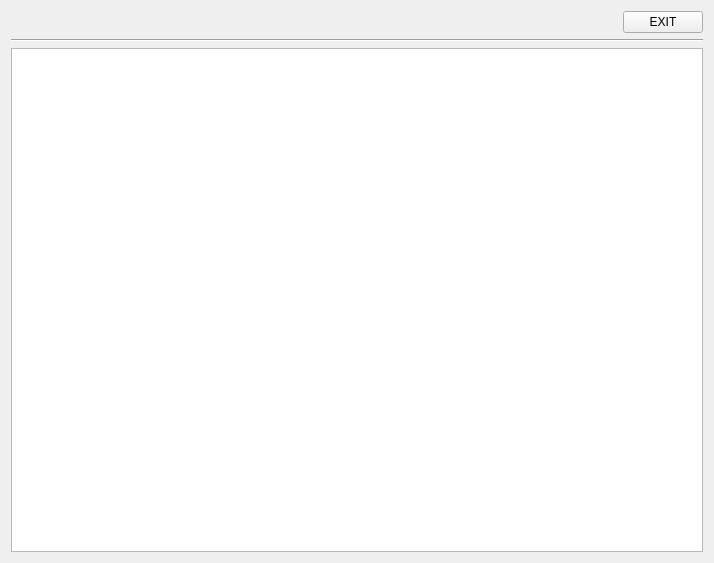
Before: the Qt Designer form passwordswindow.ui in Stypox/qt-password-management, drawn with Qt 5.
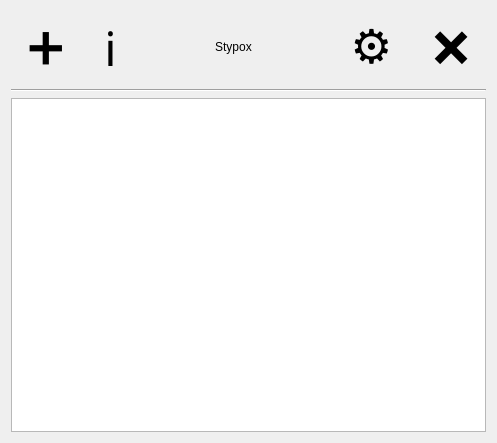
After: the same form once the commit is applied.

```diff
--- a/passwordswindow.ui
+++ b/passwordswindow.ui
@@ -6,34 +6,123 @@
    <rect>
     <x>0</x>
     <y>0</y>
-    <width>714</width>
-    <height>563</height>
+    <width>497</width>
+    <height>443</height>
    </rect>
   </property>
   <property name="windowTitle">
    <string>PasswordsWindow</string>
   </property>
   <widget class="QWidget" name="centralWidget">
-   <layout class="QVBoxLayout" name="verticalLayout">
+   <layout class="QVBoxLayout" name="verticalLayout" stretch="0,0,0">
     <item>
      <layout class="QHBoxLayout" name="horizontalLayout">
       <item>
-       <spacer name="horizontalSpacer">
-        <property name="orientation">
-         <enum>Qt::Horizontal</enum>
+       <widget class="QToolButton" name="addPassword">
+        <property name="sizePolicy">
+         <sizepolicy hsizetype="Minimum" vsizetype="Minimum">
+          <horstretch>0</horstretch>
+          <verstretch>0</verstretch>
+         </sizepolicy>
         </property>
-        <property name="sizeHint" stdset="0">
-         <size>
-          <width>40</width>
-          <height>20</height>
-         </size>
+        <property name="font">
+         <font>
+          <pointsize>35</pointsize>
+         </font>
         </property>
-       </spacer>
+        <property name="text">
+         <string>➕</string>
+        </property>
+        <property name="checkable">
+         <bool>false</bool>
+        </property>
+        <property name="checked">
+         <bool>false</bool>
+        </property>
+        <property name="autoRaise">
+         <bool>true</bool>
+        </property>
+       </widget>
       </item>
       <item>
-       <widget class="QPushButton" name="pushButton">
+       <widget class="QToolButton" name="help">
+        <property name="sizePolicy">
+         <sizepolicy hsizetype="Minimum" vsizetype="Minimum">
+          <horstretch>0</horstretch>
+          <verstretch>0</verstretch>
+         </sizepolicy>
+        </property>
+        <property name="font">
+         <font>
+          <pointsize>35</pointsize>
+         </font>
+        </property>
         <property name="text">
-         <string>EXIT</string>
+         <string>ℹ</string>
+        </property>
+        <property name="autoRaise">
+         <bool>true</bool>
+        </property>
+       </widget>
+      </item>
+      <item>
+       <widget class="QLabel" name="usernameViewer">
+        <property name="sizePolicy">
+         <sizepolicy hsizetype="Expanding" vsizetype="Preferred">
+          <horstretch>0</horstretch>
+          <verstretch>0</verstretch>
+         </sizepolicy>
+        </property>
+        <property name="text">
+         <string>Stypox</string>
+        </property>
+        <property name="alignment">
+         <set>Qt::AlignCenter</set>
+        </property>
+       </widget>
+      </item>
+      <item>
+       <widget class="QToolButton" name="settings">
+        <property name="sizePolicy">
+         <sizepolicy hsizetype="Minimum" vsizetype="Minimum">
+          <horstretch>0</horstretch>
+          <verstretch>0</verstretch>
+         </sizepolicy>
+        </property>
+        <property name="font">
+         <font>
+          <pointsize>35</pointsize>
+         </font>
+        </property>
+        <property name="text">
+         <string>⚙</string>
+        </property>
+        <property name="autoRaise">
+         <bool>true</bool>
+        </property>
+       </widget>
+      </item>
+      <item>
+       <widget class="QToolButton" name="logout">
+        <property name="sizePolicy">
+         <sizepolicy hsizetype="Minimum" vsizetype="Minimum">
+          <horstretch>0</horstretch>
+          <verstretch>0</verstretch>
+         </sizepolicy>
+        </property>
+        <property name="font">
+         <font>
+          <pointsize>35</pointsize>
+         </font>
+        </property>
+        <property name="text">
+         <string>❌</string>
+        </property>
+        <property name="autoRaise">
+         <bool>true</bool>
+        </property>
+        <property name="arrowType">
+         <enum>Qt::NoArrow</enum>
         </property>
        </widget>
       </item>
```
Left out of the diff: 4 changed lines with no effect on the pictures.
